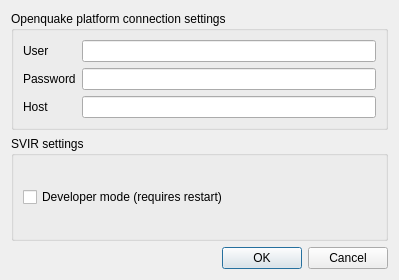
Before: the Qt Designer form ui/ui_settings.ui in gem/oq-irmt-qgis, drawn with Qt 5.
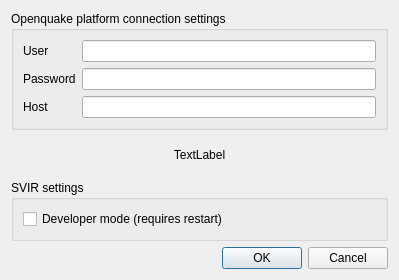
After: the same form once the commit is applied.

Commit message: Add a link to the OQ-Platform registration to the dialog setting connection settings to the platform

What changed in the file:
```diff
--- a/ui/ui_settings.ui
+++ b/ui/ui_settings.ui
@@ -57,6 +57,22 @@
      </layout>
     </widget>
    </item>
+   <item>
+    <widget class="QLabel" name="registration_link_lbl">
+     <property name="text">
+      <string>TextLabel</string>
+     </property>
+     <property name="alignment">
+      <set>Qt::AlignCenter</set>
+     </property>
+     <property name="openExternalLinks">
+      <bool>true</bool>
+     </property>
+     <property name="textInteractionFlags">
+      <set>Qt::TextBrowserInteraction</set>
+     </property>
+    </widget>
+   </item>
    <item>
     <widget class="QGroupBox" name="groupBox_2">
      <property name="title">
```
The commit also changes 3 other files.
